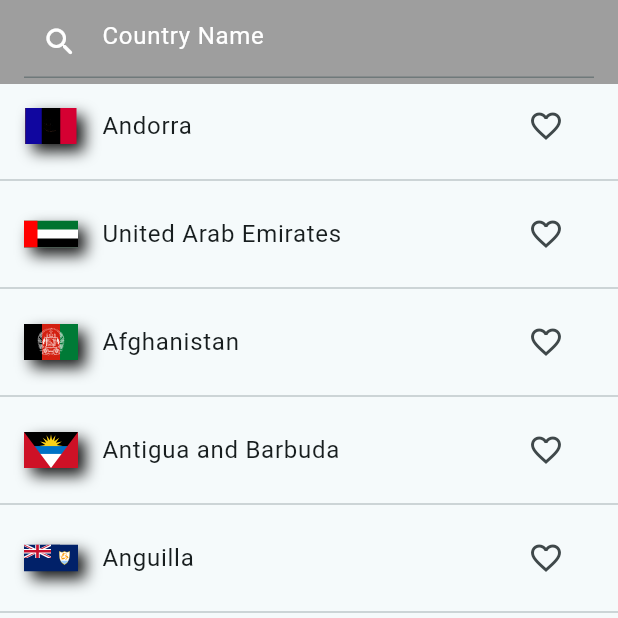
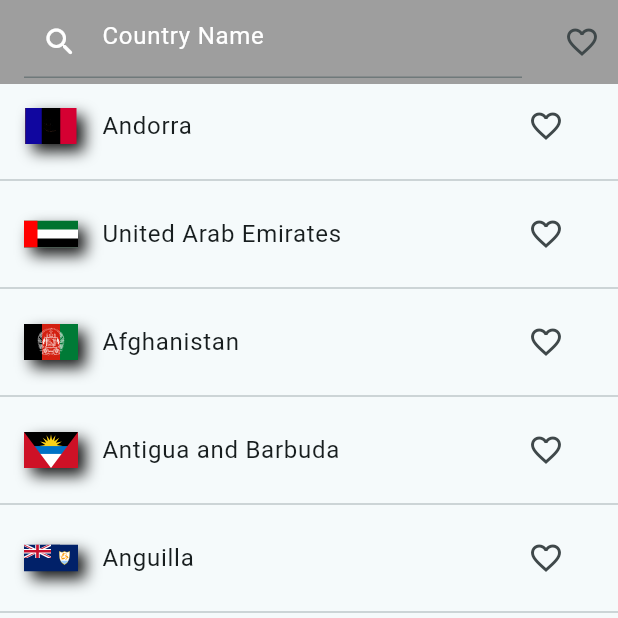
Before and after one commit to Kate941-su/world_info_flutter, a Flutter app: the screen it shows after launch, after a tap on "Select", on a phone screen of 412 x 824 dp, the top half of it. Run offline on Flutter 3.47's test engine with Material 3 defaults, Android fonts, the phone set to English and light mode, and no system bars; drawn by our look-alikes of simple_shadow; our stand-ins replace auto_size_text, bloc, dio, flutter_bloc, flutter_hooks, flutter_svg and 3 more; generated files the repository leaves out were written again.

Commit message:
add: favorite filtering system

```diff
--- /dev/null
+++ b/lib/blocs/event/favorite_filter_event.dart
@@ -0,0 +1,13 @@
+import 'package:freezed_annotation/freezed_annotation.dart';
+
+import '../../models/country.dart';
+import '../../models/country_attributes.dart';
+
+part 'favorite_filter_event.freezed.dart';
+
+@freezed
+class FavoriteFilterEvent with _$FavoriteFilterEvent {
+  const factory FavoriteFilterEvent.favoriteFilterChangeEvent({
+    required bool isFilteredFavorite,
+  }) = _FavoriteFilterEvent;
+}
--- /dev/null
+++ b/lib/blocs/favorite_filter_bloc.dart
@@ -0,0 +1,17 @@
+import 'package:flutter_bloc/flutter_bloc.dart';
+import 'package:rate_converter_flutter/blocs/state/favorite_filter_state.dart';
+
+import 'event/favorite_filter_event.dart';
+
+class FavoriteFilterBloc
+    extends Bloc<FavoriteFilterEvent, FavoriteFilterState> {
+  FavoriteFilterBloc()
+      : super(const FavoriteFilterState(isFilteredFavorite: false)) {
+    on<FavoriteFilterEvent>((event, emit) {
+      event.map(
+        favoriteFilterChangeEvent: (it) =>
+            emit(state.copyWith(isFilteredFavorite: it.isFilteredFavorite)),
+      );
+    });
+  }
+}
--- /dev/null
+++ b/lib/blocs/state/favorite_filter_state.dart
@@ -0,0 +1,11 @@
+import 'package:freezed_annotation/freezed_annotation.dart';
+
+part 'favorite_filter_state.freezed.dart';
+
+@freezed
+class FavoriteFilterState with _$FavoriteFilterState {
+  const factory FavoriteFilterState({
+    required bool isFilteredFavorite,
+}) = _FavoriteFilterState;
+
+}
--- a/lib/main.dart
+++ b/lib/main.dart
@@ -2,6 +2,7 @@ import 'package:flutter/material.dart';
 import 'package:rate_converter_flutter/Route/router.dart';
 import 'package:rate_converter_flutter/blocs/bottom_country_select_bloc.dart';
 import 'package:rate_converter_flutter/blocs/country_list_bloc.dart';
+import 'package:rate_converter_flutter/blocs/favorite_filter_bloc.dart';
 import 'package:rate_converter_flutter/blocs/position_select_bloc.dart';
 import 'package:rate_converter_flutter/resources/country_attributes_repository.dart';
 import 'package:rate_converter_flutter/resources/country_attributes_repository_impl.dart';
@@ -49,6 +50,8 @@ class MyApp extends StatelessWidget {
                 create: (context) => PositionSelectBloc()),
             BlocProvider<CountryListBloc>(
                 create: (context) => CountryListBloc()),
+            BlocProvider<FavoriteFilterBloc>(
+                create: (context) => FavoriteFilterBloc()),
           ],
           child: MaterialApp.router(
             title: 'Flutter Demo',
--- a/lib/ui/country_list_page/country_list_view.dart
+++ b/lib/ui/country_list_page/country_list_view.dart
@@ -6,10 +6,13 @@ import 'package:rate_converter_flutter/blocs/bottom_country_select_bloc.dart';
 import 'package:rate_converter_flutter/blocs/country_list_bloc.dart';
 import 'package:rate_converter_flutter/blocs/event/bottom_country_select_event.dart';
 import 'package:rate_converter_flutter/blocs/event/country_list_state_change_event.dart';
+import 'package:rate_converter_flutter/blocs/event/favorite_filter_event.dart';
 import 'package:rate_converter_flutter/blocs/event/top_country_select_event.dart';
+import 'package:rate_converter_flutter/blocs/favorite_filter_bloc.dart';
 import 'package:rate_converter_flutter/blocs/main_screen_state_bloc.dart';
 import 'package:rate_converter_flutter/blocs/position_select_bloc.dart';
 import 'package:rate_converter_flutter/blocs/state/country_list_state.dart';
+import 'package:rate_converter_flutter/blocs/state/favorite_filter_state.dart';
 import 'package:rate_converter_flutter/blocs/state/main_screen_state.dart';
 import 'package:rate_converter_flutter/blocs/state/position_select_state.dart';
 import 'package:rate_converter_flutter/blocs/top_country_select_bloc.dart';
@@ -34,13 +37,24 @@ class CountryListView extends HookWidget {
       return null;
     }, [searchFieldListenable]);
 
+    return BlocBuilder<FavoriteFilterBloc, FavoriteFilterState>(
+        builder: (context, isFilterFavoriteState) {
       return BlocBuilder<CountryListBloc, CountryListState>(
-        builder: (context, state) {
-      final filteredCountryList = state.countryList
-          .where((it) => it.code.name
+          builder: (context, countryListState) {
+        final isFilteredFavorite =
+            context.read<FavoriteFilterBloc>().state.isFilteredFavorite;
+        final filteredCountryList = countryListState.countryList.where((it) {
+          if (isFilteredFavorite) {
+            return it.code.name
                     .toLowerCase()
-              .contains(textEditingController.text.toLowerCase()))
-          .toList(growable: false);
+                    .contains(textEditingController.text.toLowerCase()) &&
+                it.isFavorite;
+          } else {
+            return it.code.name
+                .toLowerCase()
+                .contains(textEditingController.text.toLowerCase());
+          }
+        }).toList(growable: false);
         return Scaffold(
           appBar: AppBar(
             backgroundColor: AppColor.appBar,
@@ -59,6 +73,22 @@ class CountryListView extends HookWidget {
                     color: Colors.white,
                   )),
             ),
+            actions: [
+              IconButton(
+                  onPressed: () {
+                    final favoriteBloc = context.read<FavoriteFilterBloc>();
+                    favoriteBloc.add(
+                        FavoriteFilterEvent.favoriteFilterChangeEvent(
+                            isFilteredFavorite:
+                                !favoriteBloc.state.isFilteredFavorite));
+                  },
+                  icon: Icon(context
+                          .read<FavoriteFilterBloc>()
+                          .state
+                          .isFilteredFavorite
+                      ? Icons.favorite
+                      : Icons.favorite_border))
+            ],
           ),
           body: ListView.separated(
             itemCount: filteredCountryList.length,
@@ -70,6 +100,7 @@ class CountryListView extends HookWidget {
             },
           ),
         );
+      });
     });
   }
 }
```
Lines whose indentation alone changed are shown as unchanged.
